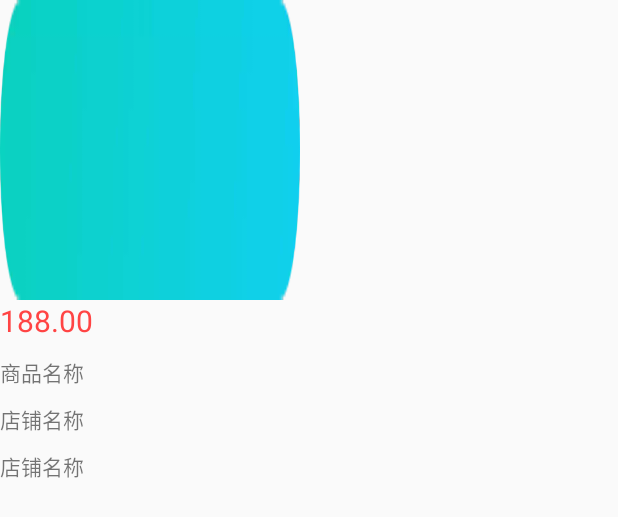
After one commit to yangzuozhe/ShoppingApp, an Android app: the layout tian_mao_product_info_recyclerview_item.xml on its own in the app's theme, with its tools: preview values and no code run, on a phone screen of 412 x 824 dp. The commit adds this screen. Shown: the top 517 px of the screen. Run offline under Robolectric (Android 15) with nearby library versions, the phone set to English and light mode, and no system bars.

Commit message:
增加了商品页面的代码

```diff
--- /dev/null
+++ b/app/src/main/res/layout/tian_mao_product_info_recyclerview_item.xml
@@ -0,0 +1,53 @@
+<?xml version="1.0" encoding="utf-8"?>
+<androidx.constraintlayout.widget.ConstraintLayout xmlns:android="http://schemas.android.com/apk/res/android"
+    xmlns:app="http://schemas.android.com/apk/res-auto"
+    xmlns:tools="http://schemas.android.com/tools"
+    android:layout_width="wrap_content"
+    android:layout_height="wrap_content">
+
+    <ImageView
+        android:id="@+id/ivInfoBg"
+        android:layout_width="200dp"
+        android:layout_height="200dp"
+        app:layout_constraintStart_toStartOf="parent"
+        app:layout_constraintTop_toTopOf="parent"
+        tools:background="@drawable/bg_video_host_can_call" />
+
+    <TextView
+        android:id="@+id/tvPrice"
+        android:layout_width="wrap_content"
+        android:layout_height="wrap_content"
+        android:textColor="@android:color/holo_red_light"
+        android:textSize="20dp"
+        app:layout_constraintStart_toStartOf="@+id/ivInfoBg"
+        app:layout_constraintTop_toBottomOf="@+id/ivInfoBg"
+        tools:text="188.00" />
+
+    <TextView
+        android:id="@+id/tvName"
+        android:layout_width="wrap_content"
+        android:layout_height="wrap_content"
+        android:layout_marginTop="10dp"
+        app:layout_constraintStart_toStartOf="@+id/tvPrice"
+        app:layout_constraintTop_toBottomOf="@+id/tvPrice"
+        tools:text="商品名称" />
+
+    <TextView
+        android:id="@+id/tvStoryName"
+        android:layout_width="wrap_content"
+        android:layout_height="wrap_content"
+        android:layout_marginTop="10dp"
+        app:layout_constraintStart_toStartOf="@+id/tvName"
+        app:layout_constraintTop_toBottomOf="@+id/tvName"
+        tools:text="店铺名称" />
+
+    <TextView
+        android:id="@+id/tvSellNumber"
+        android:layout_width="wrap_content"
+        android:layout_height="wrap_content"
+        android:layout_marginTop="10dp"
+        app:layout_constraintStart_toStartOf="@+id/tvStoryName"
+        app:layout_constraintTop_toBottomOf="@+id/tvStoryName"
+        tools:text="店铺名称" />
+
+</androidx.constraintlayout.widget.ConstraintLayout>
```
Also changed, not shown: app/src/main/java/com/example/shoppingapp/activity/HomeActivity.java (+1 -38 lines), app/src/main/java/com/example/shoppingapp/activity/TianMaoProductInfoActivity.java (+13 -12 lines), app/src/main/java/com/example/shoppingapp/fragment/TianMaoProductInfoFragment.java (added, +160 -0 lines), app/src/main/java/com/example/shoppingapp/helper/TaoBaoSearchInfoHelper.java (added, +18 -0 lines), app/src/main/res/layout/tian_mao_prduct_info_fragment.xml (added, +13 -0 lines), app/src/main/res/layout/tian_mao_prduct_info_activity.xml (renamed from app/src/main/res/layout/activity_tian_mao_prduct_info.xml).
